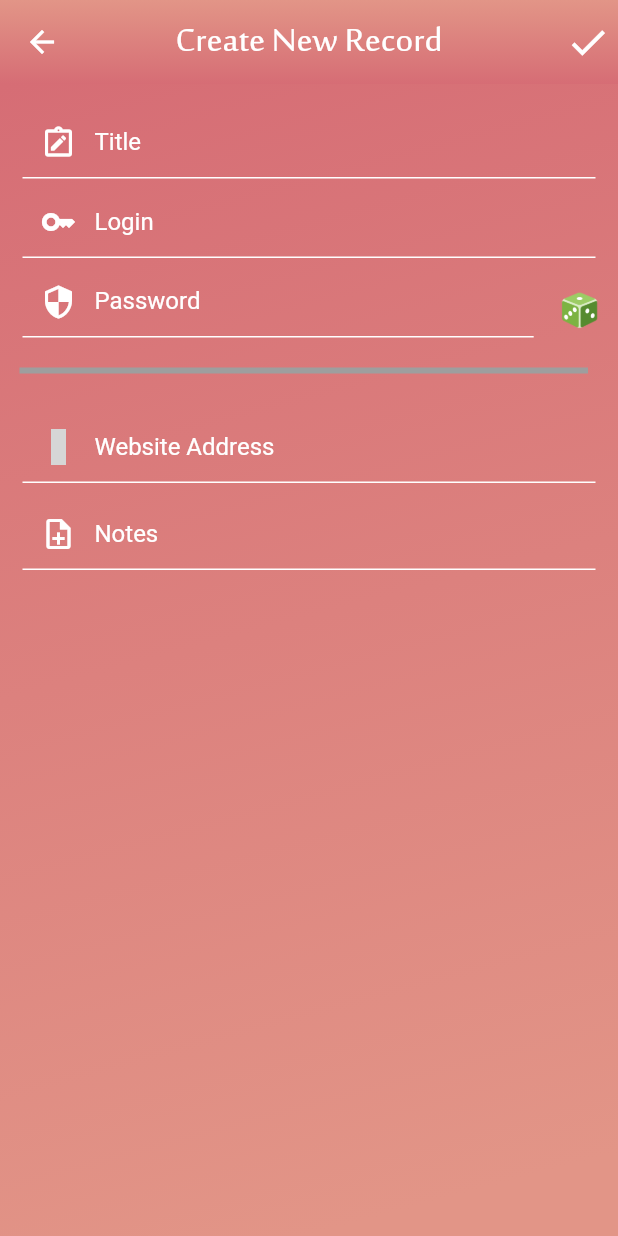
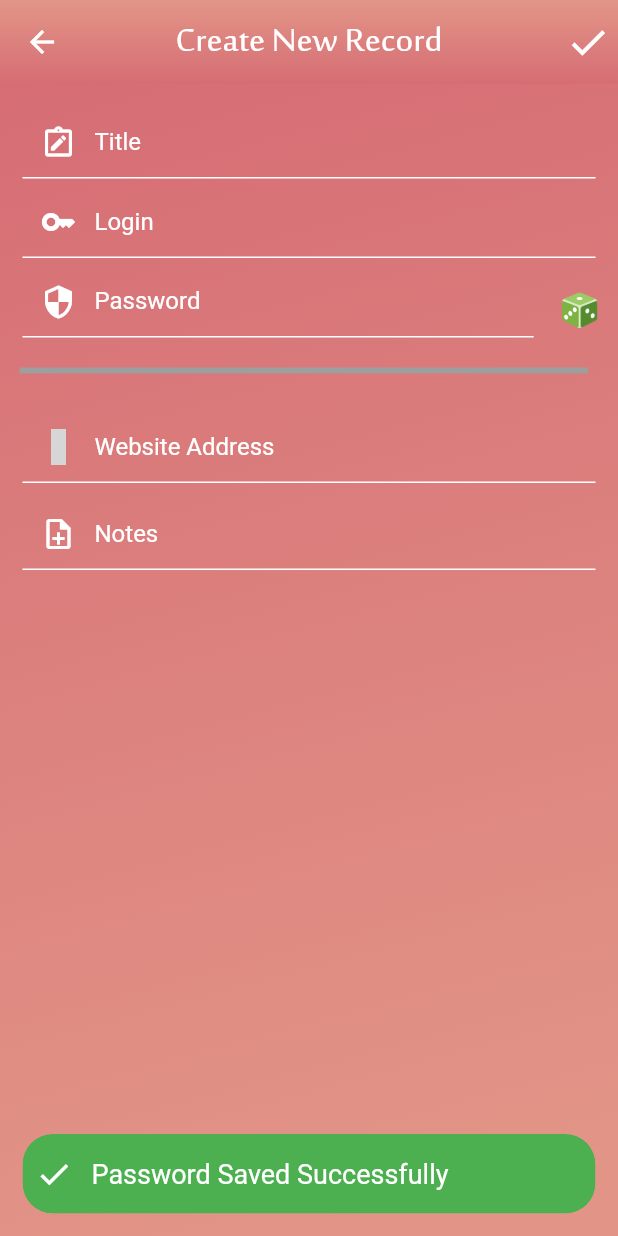
Before and after one commit to Ahtsham0715/passman, a Flutter app: the CreateRecord screen opened directly, after a tap on the "check" icon, on a phone screen of 412 x 824 dp. Run offline on Flutter 3.47's test engine with Material 2 defaults, Android fonts, the phone set to English and light mode, and no system bars; our stand-ins replace cached_network_image, font_awesome_flutter, get, hive, hive_flutter, local_auth and 1 more; accounts and stored records are empty; grey boxes are pictures that could not be loaded.

```diff
--- a/lib/constants.dart
+++ b/lib/constants.dart
@@ -1,5 +1,7 @@
 import 'package:flutter/material.dart';
 import 'package:get/get.dart';
+import 'package:hive_flutter/hive_flutter.dart';
+import 'package:passman/records/models/password_model.dart';
 
 double? responsiveHW(ctx, {ht, wd}) {
   return (ht != null)
@@ -12,3 +14,6 @@ double? responsiveHW(ctx, {ht, wd}) {
 var height = Get.height;
 
 var width = Get.width;
+
+// open a box
+var passwordbox = Hive.box<PasswordModel>('my_data');
--- a/lib/records/create_new_record_page.dart
+++ b/lib/records/create_new_record_page.dart
@@ -5,8 +5,10 @@ import 'package:get/get.dart';
 import 'package:material_design_icons_flutter/material_design_icons_flutter.dart';
 import 'package:passman/constants.dart';
 import 'package:passman/records/controllers/new_record_controller.dart';
+import 'package:passman/records/models/password_model.dart';
 import 'package:passman/records/models/progressbarmodel.dart';
 import 'package:passman/res/components/custom_formfield.dart';
+import 'package:passman/res/components/custom_snackbar.dart';
 import 'package:passman/res/components/custom_text.dart';
 import 'dart:math' as math;
 
@@ -72,7 +74,30 @@ class _CreateRecordState extends State<CreateRecord>
           Padding(
             padding: const EdgeInsets.all(5.0),
             child: InkWell(
-              onTap: () {},
+              onTap: () async {
+                PasswordModel passworddata = PasswordModel(
+                    title: _title.text.toString(),
+                    login: _login.text.toString().trim(),
+                    password: _password.text.toString(),
+                    website: _websiteaddress.text.toString(),
+                    notes: _notes.text.toString());
+                try {
+                  await passwordbox.put(
+                      passwordbox.keys.length + 1, passworddata);
+                  styledsnackbar(
+                      txt: 'Password Saved Successfully', icon: Icons.check);
+                  _title.clear();
+                  _login.clear();
+                  _password.clear();
+                  _websiteaddress.clear();
+                  _notes.clear();
+                } catch (e) {
+                  print(e);
+                  styledsnackbar(
+                      txt: 'Error Saving Password.Try Again',
+                      icon: Icons.error);
+                }
+              },
               child: Icon(
                 Icons.check,
                 size: 30.0,
--- /dev/null
+++ b/lib/records/models/password_model.dart
@@ -0,0 +1,42 @@
+// To parse this JSON data, do
+//
+//     final passwordModel = passwordModelFromJson(jsonString);
+
+import 'dart:convert';
+
+PasswordModel? passwordModelFromJson(String str) =>
+    PasswordModel.fromJson(json.decode(str));
+
+String passwordModelToJson(PasswordModel? data) => json.encode(data!.toJson());
+
+class PasswordModel {
+  PasswordModel({
+    required this.title,
+    required this.login,
+    required this.password,
+    required this.website,
+    required this.notes,
+  });
+
+  String? title;
+  String? login;
+  String? password;
+  String? website;
+  String? notes;
+
+  factory PasswordModel.fromJson(Map<String, dynamic> json) => PasswordModel(
+        title: json["title"],
+        login: json["login"],
+        password: json["password"],
+        website: json["website"],
+        notes: json["notes"],
+      );
+
+  Map<String, dynamic> toJson() => {
+        "title": title,
+        "login": login,
+        "password": password,
+        "website": website,
+        "notes": notes,
+      };
+}
--- a/lib/records/record_details_page.dart
+++ b/lib/records/record_details_page.dart
@@ -1,13 +1,16 @@
 import 'package:flutter/material.dart';
 import 'package:flutter/scheduler.dart';
+import 'package:flutter/services.dart';
 import 'package:material_design_icons_flutter/material_design_icons_flutter.dart';
 import 'package:passman/constants.dart';
+import 'package:passman/records/models/password_model.dart';
+import 'package:passman/res/components/custom_snackbar.dart';
 import 'package:passman/res/components/custom_text.dart';
 
 class RecordDetails extends StatefulWidget {
-  // final Password password;
+  final PasswordModel password;
 
-  const RecordDetails({Key? key}) : super(key: key);
+  const RecordDetails({Key? key, required this.password}) : super(key: key);
 
   @override
   _RecordDetailsState createState() => _RecordDetailsState();
@@ -73,20 +76,33 @@ class _RecordDetailsState extends State<RecordDetails>
             child: Column(
               crossAxisAlignment: CrossAxisAlignment.start,
               children: [
-                CustomTile(title: 'Facebook', icon: Icons.note_alt_sharp),
+                CustomTile(
+                    title: widget.password.title.toString(),
+                    icon: Icons.note_alt_sharp),
                 CustomDivider(),
-                CustomTile(title: 'https://facebook.com', icon: MdiIcons.web),
+                CustomTile(
+                    title: widget.password.website.toString(),
+                    icon: MdiIcons.web),
                 CustomDivider(),
-                CustomTile(title: 'shami@gmail.com', icon: MdiIcons.key),
+                CustomTile(
+                    title: widget.password.login.toString(),
+                    icon: MdiIcons.key),
                 CustomDivider(),
                 ListTile(
                   title: CustomText(
                       // fontcolor: Colors.white,
-                      title: '1234***',
+                      title:
+                          widget.password.password.toString().substring(0, 3) +
+                              '***',
                       fontweight: FontWeight.w500,
                       fontsize: 25.0),
                   trailing: InkWell(
-                    onTap: () {},
+                    onTap: () async {
+                      await Clipboard.setData(ClipboardData(
+                          text: widget.password.password.toString()));
+                      styledsnackbar(
+                          txt: 'Copied to clipboard', icon: Icons.copy_sharp);
+                    },
                     child: Icon(
                       Icons.copy_rounded,
                       size: 25.0,
@@ -97,7 +113,8 @@ class _RecordDetailsState extends State<RecordDetails>
                 ),
                 CustomDivider(),
                 CustomTile(
-                    title: 'my facebook password', icon: MdiIcons.noteEdit),
+                    title: widget.password.notes.toString(),
+                    icon: MdiIcons.noteEdit),
                 CustomDivider(),
               ],
             ),
```
Also changed, not shown: lib/main.dart (+8 -3 lines), lib/records/records_page.dart (+16 -8 lines), lib/records/models/password_model.g.dart (added).
